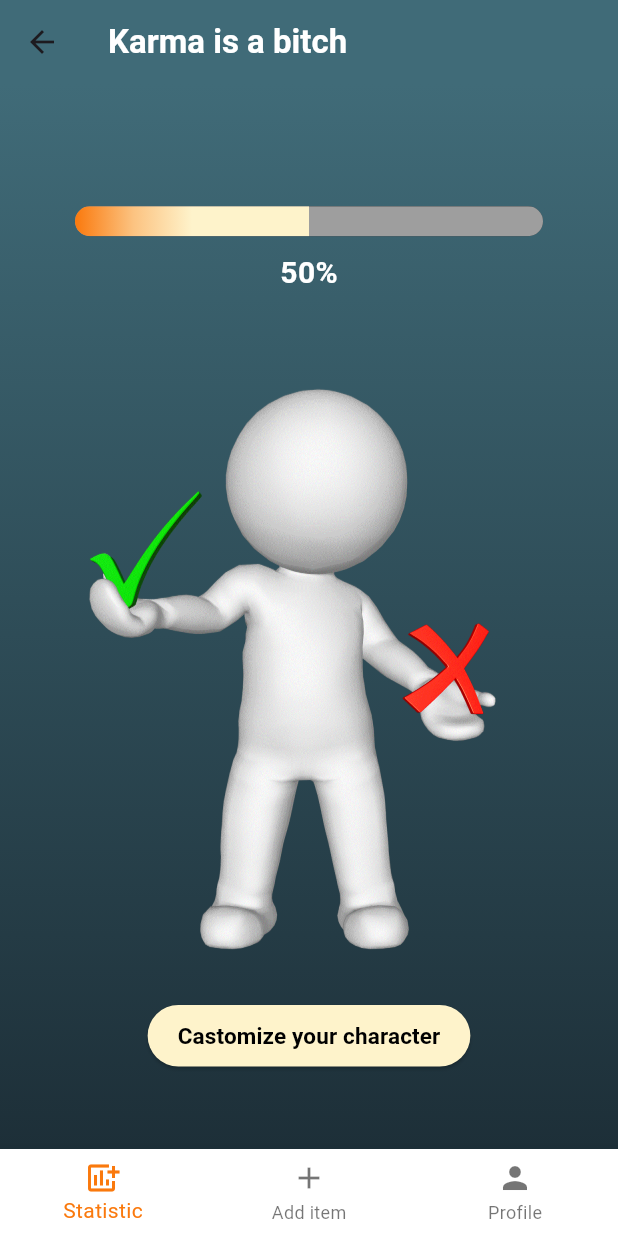
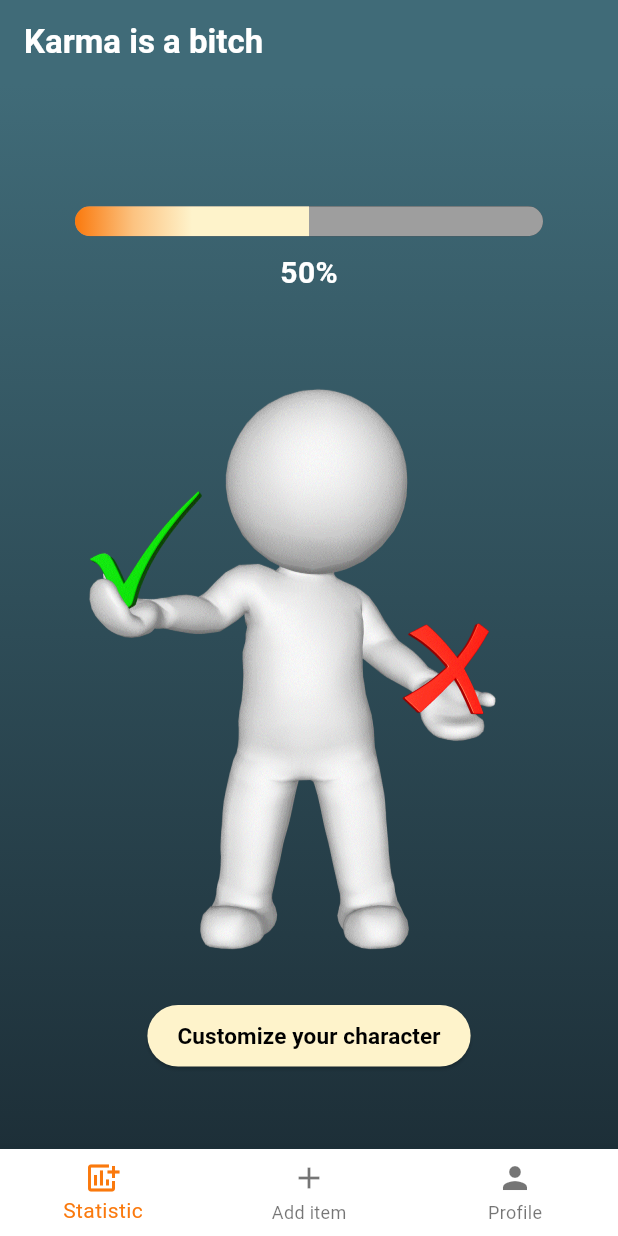
Before and after one commit to Flutter-best-team/Unnamed-Project, a Flutter app: the screen it shows after launch, after a tap on "Begin new life", on a phone screen of 412 x 824 dp. Run offline on Flutter 3.47's test engine with Material 3 defaults, Android fonts, the phone set to English and light mode, and no system bars.

Commit message:
Fixed minor typo mistakes, fixed page navigation

```diff
--- a/lib/main.dart
+++ b/lib/main.dart
@@ -12,14 +12,15 @@
   @override
   Widget build(BuildContext context) {
     return MaterialApp(
-      home: const InitialScreen(),
+      initialRoute: '/init',
       debugShowCheckedModeBanner: false,
       title: "Karma",
       theme: ThemeData(
         primarySwatch: Colors.green,
       ),
       routes: {
-        '/home': (context) => HomeScreen(),
+        '/home': (context) => const HomeScreen(),
+        '/init' : (context) => const InitialScreen()
       },
     );
   }
--- a/lib/screens/HomeScreen.dart
+++ b/lib/screens/HomeScreen.dart
@@ -1,6 +1,8 @@
 import 'package:flutter/material.dart';
 
 class HomeScreen extends StatefulWidget {
+  const HomeScreen({super.key});
+
   @override
   _HomeScreenState createState() => _HomeScreenState();
 }
@@ -25,14 +27,14 @@ class _HomeScreenState extends State<HomeScreen> {
   Widget build(BuildContext context) {
     return Scaffold(
       appBar: AppBar(
-        title: Text(
+        title: const Text(
           "Karma is a bitch",
           style: TextStyle(color: Colors.white, fontWeight: FontWeight.bold),
         ),
-        backgroundColor: Color.fromRGBO(64, 107, 120, 1),
+        backgroundColor: const Color.fromRGBO(64, 107, 120, 1),
       ),
       body: Container(
-        decoration: BoxDecoration(
+        decoration: const BoxDecoration(
           gradient: LinearGradient(
             colors: [Color.fromRGBO(64, 107, 120, 1), Color.fromRGBO(29, 47, 56, 1)],
             begin: Alignment.topCenter,
@@ -59,14 +61,14 @@ class _HomeScreenState extends State<HomeScreen> {
                         child: Stack(
                           children: [
                             Container(
-                              decoration: BoxDecoration(
+                              decoration: const BoxDecoration(
                                 color: Colors.grey,
                               ),
                             ),
                             FractionallySizedBox(
                               widthFactor: currentProgress, // Set your progress value here (0.0 to 1.0)
                               child: Container(
-                                decoration: BoxDecoration(
+                                decoration: const BoxDecoration(
                                   gradient: LinearGradient(
                                     colors: [
                                       Color.fromRGBO(250, 121, 13, 1),
@@ -83,10 +85,10 @@ class _HomeScreenState extends State<HomeScreen> {
                         ),
                       ),
                     ),
-                    SizedBox(height: 10),
+                    const SizedBox(height: 10),
                     Text(
                       '${(currentProgress * 100).toStringAsFixed(0)}%',
-                      style: TextStyle(
+                      style: const TextStyle(
                         color: Colors.white,
                         fontSize: 20,
                         fontWeight: FontWeight.bold,
@@ -95,23 +97,23 @@ class _HomeScreenState extends State<HomeScreen> {
                   ],
                 ),
               ),
-              Container(
+              SizedBox(
                 width: 400,
                 height: 400,
                 child: Image.asset('assets/images/img1.png', fit: BoxFit.fill),
               ),
-              SizedBox(height: 20),
+              const SizedBox(height: 20),
               ElevatedButton(
                 onPressed: () {},
                 style: ElevatedButton.styleFrom(
-                  padding: EdgeInsets.symmetric(horizontal: 20, vertical: 10),
+                  padding: const EdgeInsets.symmetric(horizontal: 20, vertical: 10),
                   shape: RoundedRectangleBorder(
                     borderRadius: BorderRadius.circular(100),
                   ),
-                  backgroundColor: Color.fromRGBO(254, 243, 203, 1),
+                  backgroundColor: const Color.fromRGBO(254, 243, 203, 1),
                 ),
-                child: Text(
-                  'Castomize your character',
+                child: const Text(
+                  'Customize your character',
                   style: TextStyle(
                     color: Colors.black,
                     fontWeight: FontWeight.bold,
@@ -119,7 +121,7 @@ class _HomeScreenState extends State<HomeScreen> {
                   ),
                 ),
               ),
-              SizedBox(height: 20), // Add some spacing below the button
+              const SizedBox(height: 20), // Add some spacing below the button
             ],
           ),
         ),
@@ -141,7 +143,7 @@ class _HomeScreenState extends State<HomeScreen> {
           ),
         ],
         currentIndex: _selectedIndex,
-        selectedItemColor: Color.fromRGBO(250, 121, 13, 1),
+        selectedItemColor: const Color.fromRGBO(250, 121, 13, 1),
         onTap: _onItemTapped,
       ),
     );
--- a/lib/screens/init_screen.dart
+++ b/lib/screens/init_screen.dart
@@ -1,4 +1,5 @@
 import 'package:flutter/material.dart';
+import 'package:unnamed_project/screens/HomeScreen.dart';
 
 class InitialScreen extends StatelessWidget {
   const InitialScreen({super.key});
@@ -7,7 +8,7 @@ class InitialScreen extends StatelessWidget {
   Widget build(BuildContext context) {
     return Scaffold(
       body: Container(
-        decoration: BoxDecoration(
+        decoration: const BoxDecoration(
           gradient: LinearGradient(
             colors: [Color.fromRGBO(64, 107, 120, 1), Color.fromRGBO(29, 47, 56, 1)],
             begin: Alignment.topCenter,
@@ -26,7 +27,7 @@ class InitialScreen extends StatelessWidget {
                 fontWeight: FontWeight.bold,
               ),
             ),
-            SizedBox(height: 20),
+            const SizedBox(height: 20),
             const Text(
               "With us you could not only track your habits, but live freely: without drinking or smoking!",
               textAlign: TextAlign.center,
@@ -35,10 +36,12 @@ class InitialScreen extends StatelessWidget {
                 fontSize: 16,
               ),
             ),
-            SizedBox(height: 20),
+            const SizedBox(height: 20),
             ElevatedButton(
               onPressed: () {
-                Navigator.pushNamed(context, "/home");
+                Navigator.pushReplacementNamed(
+                    context,
+                    '/home');
               },
               style: ElevatedButton.styleFrom(
                 padding: const EdgeInsets.symmetric(horizontal: 30, vertical: 15),
```
